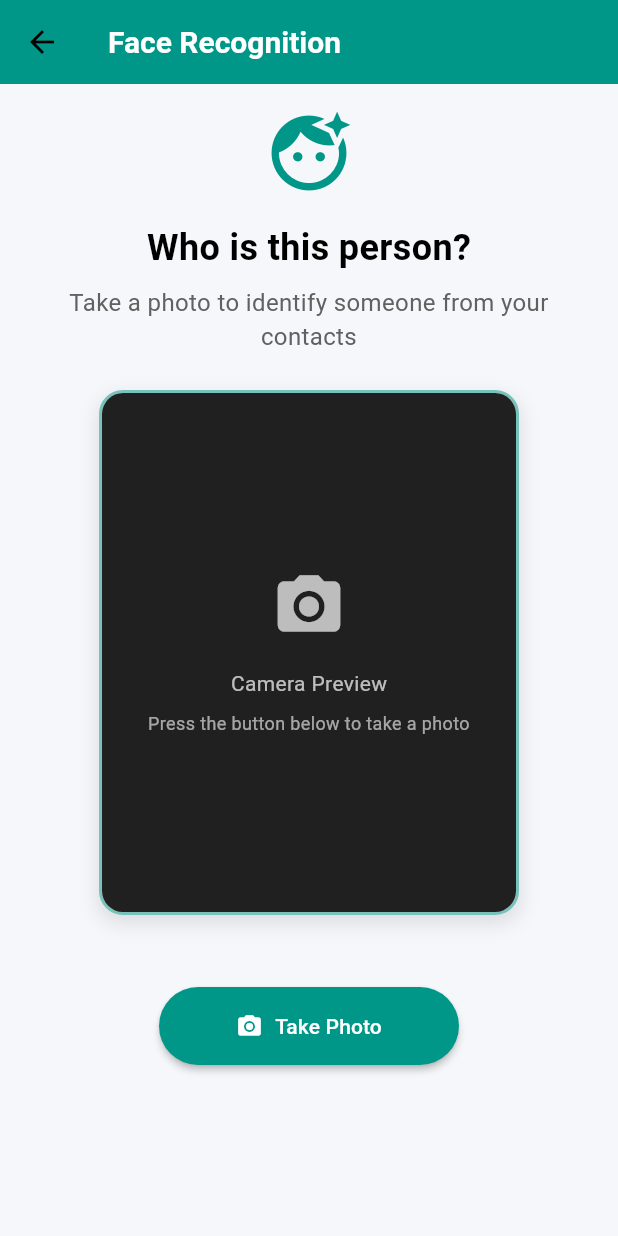
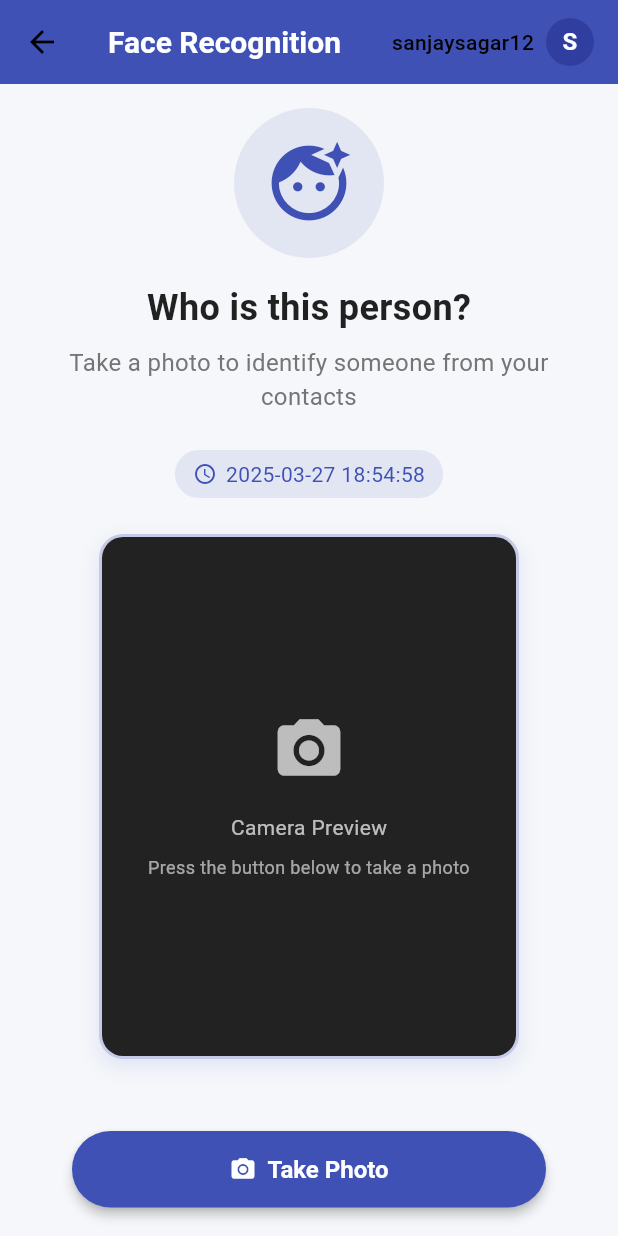
Before and after one commit to sanjaysagar12/memory_assistant, a Flutter app: the FacialRecognition screen opened directly, on a phone screen of 412 x 824 dp. Run offline on Flutter 3.47's test engine with Material 3 defaults, Android fonts, the phone set to English and light mode, and no system bars; our stand-ins replace geolocator, google_maps_flutter, speech_to_text.

Commit message:
update facial recognition theam

```diff
--- a/lib/components/facial_recognition.dart
+++ b/lib/components/facial_recognition.dart
@@ -1,5 +1,6 @@
 import 'package:flutter/material.dart';
 import 'dart:async';
+import '../../theme/app_theme.dart';
 
 class FacialRecognition extends StatefulWidget {
   const FacialRecognition({Key? key}) : super(key: key);
@@ -14,6 +15,10 @@ class _FacialRecognitionState extends State<FacialRecognition> {
   String _imagePath = '';
   String? _identifiedPerson;
   bool _isIdentifying = false;
+
+  // User current information
+  String _currentTime = "2025-03-27 18:54:58";
+  String _username = "sanjaysagar12";
 
   // Sample photos and names for demonstration
   final List<Map<String, dynamic>> _samplePeople = [
@@ -94,8 +99,35 @@ class _FacialRecognitionState extends State<FacialRecognition> {
     return Scaffold(
       appBar: AppBar(
         title: Text("Face Recognition"),
-        backgroundColor: Colors.teal,
+        backgroundColor: AppTheme.primaryColor,
+        elevation: 0,
+        actions: [
+          Container(
+            margin: const EdgeInsets.only(right: 16.0),
+            child: Row(
+              children: [
+                Text(
+                  _username,
+                  style: TextStyle(fontSize: 14, fontWeight: FontWeight.w500),
                 ),
+                SizedBox(width: 8),
+                CircleAvatar(
+                  backgroundColor: AppTheme.secondaryColor,
+                  radius: 16,
+                  child: Text(
+                    _username.substring(0, 1).toUpperCase(),
+                    style: TextStyle(
+                      color: Colors.white,
+                      fontWeight: FontWeight.bold,
+                    ),
+                  ),
+                ),
+              ],
+            ),
+          ),
+        ],
+      ),
+      backgroundColor: AppTheme.backgroundColor,
       body: SingleChildScrollView(
         child: Center(
           child: Padding(
@@ -104,22 +136,62 @@ class _FacialRecognitionState extends State<FacialRecognition> {
               mainAxisAlignment: MainAxisAlignment.center,
               children: [
                 // Facial Recognition Icon/Title
-                Icon(
+                Container(
+                  padding: EdgeInsets.all(20),
+                  decoration: BoxDecoration(
+                    color: AppTheme.primaryColor.withOpacity(0.1),
+                    shape: BoxShape.circle,
+                  ),
+                  child: Icon(
                     Icons.face_retouching_natural,
                     size: 60,
-                  color: Colors.teal,
+                    color: AppTheme.primaryColor,
+                  ),
                 ),
                 SizedBox(height: 16),
                 Text(
                   "Who is this person?",
-                  style: TextStyle(fontSize: 24, fontWeight: FontWeight.bold),
+                  style: TextStyle(
+                    fontSize: 24,
+                    fontWeight: FontWeight.bold,
+                    color: AppTheme.primaryTextColor,
+                  ),
                 ),
                 SizedBox(height: 8),
                 Text(
                   "Take a photo to identify someone from your contacts",
                   textAlign: TextAlign.center,
-                  style: TextStyle(color: Colors.grey[700], fontSize: 16),
+                  style: TextStyle(
+                    color: AppTheme.secondaryTextColor,
+                    fontSize: 16,
                   ),
+                ),
+                SizedBox(height: 24),
+
+                // Current time display
+                Container(
+                  padding: EdgeInsets.symmetric(horizontal: 12, vertical: 6),
+                  decoration: BoxDecoration(
+                    color: AppTheme.primaryColor.withOpacity(0.1),
+                    borderRadius: BorderRadius.circular(20),
+                  ),
+                  child: Row(
+                    mainAxisSize: MainAxisSize.min,
+                    children: [
+                      Icon(
+                        Icons.access_time,
+                        size: 16,
+                        color: AppTheme.primaryColor,
+                      ),
+                      SizedBox(width: 6),
+                      Text(
+                        _currentTime,
+                        style: TextStyle(color: AppTheme.primaryColor),
+                      ),
+                    ],
+                  ),
+                ),
+
                 SizedBox(height: 24),
 
                 // Camera Preview / Captured Image Container
@@ -127,15 +199,15 @@ class _FacialRecognitionState extends State<FacialRecognition> {
                   height: 350,
                   width: 280,
                   decoration: BoxDecoration(
-                    color: Colors.grey.shade200,
+                    color: AppTheme.cardColor,
                     borderRadius: BorderRadius.circular(16),
                     border: Border.all(
-                      color: Colors.teal.withOpacity(0.5),
+                      color: AppTheme.primaryColor.withOpacity(0.3),
                       width: 2,
                     ),
                     boxShadow: [
                       BoxShadow(
-                        color: Colors.black.withOpacity(0.1),
+                        color: AppTheme.primaryColor.withOpacity(0.1),
                         spreadRadius: 1,
                         blurRadius: 10,
                         offset: Offset(0, 5),
@@ -152,11 +224,15 @@ class _FacialRecognitionState extends State<FacialRecognition> {
                 // Identification Result
                 if (_identifiedPerson != null)
                   Container(
+                    width: double.infinity,
+                    margin: EdgeInsets.symmetric(horizontal: 16),
                     padding: EdgeInsets.all(16),
                     decoration: BoxDecoration(
-                      color: Colors.teal.withOpacity(0.1),
+                      color: AppTheme.primaryColor.withOpacity(0.1),
                       borderRadius: BorderRadius.circular(12),
-                      border: Border.all(color: Colors.teal),
+                      border: Border.all(
+                        color: AppTheme.primaryColor.withOpacity(0.5),
+                      ),
                     ),
                     child: Column(
                       children: [
@@ -165,20 +241,22 @@ class _FacialRecognitionState extends State<FacialRecognition> {
                             Icon(Icons.check_circle, color: Colors.green),
                             SizedBox(width: 8),
                             Text(
-                              "Identified:",
+                              "Successfully Identified:",
                               style: TextStyle(
                                 fontSize: 16,
                                 fontWeight: FontWeight.bold,
+                                color: AppTheme.primaryTextColor,
                               ),
                             ),
                           ],
                         ),
-                        SizedBox(height: 8),
+                        SizedBox(height: 12),
                         Text(
                           _identifiedPerson!,
                           style: TextStyle(
                             fontSize: 20,
                             fontWeight: FontWeight.bold,
+                            color: AppTheme.primaryColor,
                           ),
                           textAlign: TextAlign.center,
                         ),
@@ -190,6 +268,24 @@ class _FacialRecognitionState extends State<FacialRecognition> {
 
                 // Action Buttons
                 _buildActionButtons(),
+
+                SizedBox(height: 20),
+
+                // Footer
+                Text(
+                  "Memory Assistant App",
+                  style: TextStyle(
+                    color: AppTheme.secondaryTextColor,
+                    fontSize: 12,
+                  ),
+                ),
+                Text(
+                  "© 2025 ${_username}",
+                  style: TextStyle(
+                    color: AppTheme.secondaryTextColor,
+                    fontSize: 12,
+                  ),
+                ),
               ],
             ),
           ),
@@ -210,7 +306,7 @@ class _FacialRecognitionState extends State<FacialRecognition> {
             children: [
               Icon(Icons.camera, size: 40, color: Colors.white70),
               SizedBox(height: 20),
-              CircularProgressIndicator(color: Colors.white),
+              CircularProgressIndicator(color: AppTheme.accentColor),
               SizedBox(height: 20),
               Text("Taking photo...", style: TextStyle(color: Colors.white70)),
             ],
@@ -227,7 +323,9 @@ class _FacialRecognitionState extends State<FacialRecognition> {
             fit: BoxFit.cover,
             loadingBuilder: (context, child, loadingProgress) {
               if (loadingProgress == null) return child;
-              return Center(child: CircularProgressIndicator());
+              return Center(
+                child: CircularProgressIndicator(color: AppTheme.primaryColor),
+              );
             },
             errorBuilder: (context, error, stackTrace) {
               return Center(
@@ -243,7 +341,7 @@ class _FacialRecognitionState extends State<FacialRecognition> {
                 child: Column(
                   mainAxisAlignment: MainAxisAlignment.center,
                   children: [
-                    CircularProgressIndicator(color: Colors.teal),
+                    CircularProgressIndicator(color: AppTheme.accentColor),
                     SizedBox(height: 16),
                     Text(
                       "Identifying person...",
@@ -294,8 +392,8 @@ class _FacialRecognitionState extends State<FacialRecognition> {
             icon: Icon(Icons.refresh),
             label: Text("Retake Photo"),
             style: OutlinedButton.styleFrom(
-              foregroundColor: Colors.teal,
-              side: BorderSide(color: Colors.teal),
+              foregroundColor: AppTheme.primaryColor,
+              side: BorderSide(color: AppTheme.primaryColor),
               padding: EdgeInsets.symmetric(horizontal: 16, vertical: 12),
               shape: RoundedRectangleBorder(
                 borderRadius: BorderRadius.circular(8),
@@ -310,13 +408,16 @@ class _FacialRecognitionState extends State<FacialRecognition> {
                     ? null
                     : () {
                       ScaffoldMessenger.of(context).showSnackBar(
-                        SnackBar(content: Text("Person identification saved")),
+                        SnackBar(
+                          content: Text("Person identification saved"),
+                          backgroundColor: AppTheme.primaryColor,
+                        ),
                       );
                     },
             icon: Icon(Icons.check),
             label: Text("Confirm"),
             style: ElevatedButton.styleFrom(
-              backgroundColor: Colors.teal,
+              backgroundColor: AppTheme.primaryColor,
               foregroundColor: Colors.white,
               padding: EdgeInsets.symmetric(horizontal: 16, vertical: 12),
               shape: RoundedRectangleBorder(
@@ -328,18 +429,23 @@ class _FacialRecognitionState extends State<FacialRecognition> {
       );
     } else {
       // Take photo button
-      return ElevatedButton.icon(
+      return Container(
+        width: double.infinity,
+        padding: EdgeInsets.symmetric(horizontal: 32),
+        child: ElevatedButton.icon(
           onPressed: _isCapturing ? null : _takePhoto,
           icon: Icon(Icons.camera_alt),
           label: Text("Take Photo"),
           style: ElevatedButton.styleFrom(
-          backgroundColor: Colors.teal,
+            backgroundColor: AppTheme.primaryColor,
             foregroundColor: Colors.white,
-          padding: EdgeInsets.symmetric(horizontal: 24, vertical: 16),
+            padding: EdgeInsets.symmetric(vertical: 16),
             shape: RoundedRectangleBorder(
               borderRadius: BorderRadius.circular(30),
             ),
-          minimumSize: Size(200, 50),
+            elevation: 3,
+            textStyle: TextStyle(fontSize: 16, fontWeight: FontWeight.bold),
+          ),
         ),
       );
     }
@@ -352,7 +458,7 @@ class FaceDetectionPainter extends CustomPainter {
   void paint(Canvas canvas, Size size) {
     final paint =
         Paint()
-          ..color = Colors.teal.withOpacity(0.8)
+          ..color = AppTheme.accentColor.withOpacity(0.8)
           ..style = PaintingStyle.stroke
           ..strokeWidth = 2.0;
 
@@ -373,17 +479,17 @@ class FaceDetectionPainter extends CustomPainter {
     // Draw points for facial landmarks
     final pointPaint =
         Paint()
-          ..color = Colors.teal
+          ..color = AppTheme.accentColor
           ..style = PaintingStyle.fill;
 
-    // Eyes
+    // Draw eye markers
     canvas.drawCircle(Offset(centerX - 30, centerY - 30), 3, pointPaint);
     canvas.drawCircle(Offset(centerX + 30, centerY - 30), 3, pointPaint);
 
-    // Nose
+    // Draw nose marker
     canvas.drawCircle(Offset(centerX, centerY + 10), 3, pointPaint);
 
-    // Mouth corners
+    // Draw mouth markers
     canvas.drawCircle(Offset(centerX - 25, centerY + 40), 3, pointPaint);
     canvas.drawCircle(Offset(centerX + 25, centerY + 40), 3, pointPaint);
   }
```
Lines whose indentation alone changed are shown as unchanged.
